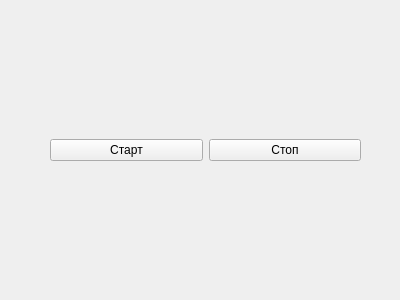
Old version of the form src/gui/exercises/intervalexercisewidget.ui in the repository TFed555/music_trainer.
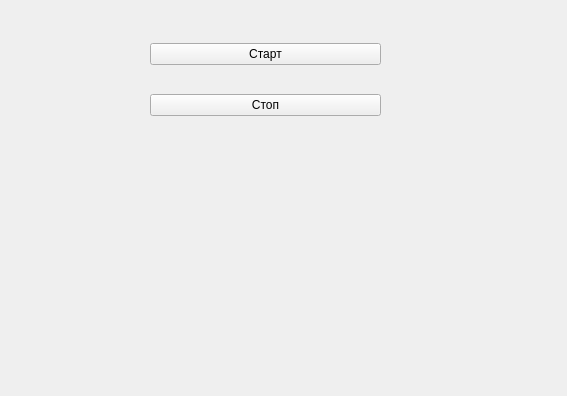
New version of the form.

The edit to the form file:
```diff
--- a/src/gui/exercises/intervalexercisewidget.ui
+++ b/src/gui/exercises/intervalexercisewidget.ui
@@ -6,32 +6,32 @@
    <rect>
     <x>0</x>
     <y>0</y>
-    <width>400</width>
-    <height>300</height>
+    <width>567</width>
+    <height>396</height>
    </rect>
   </property>
   <property name="windowTitle">
    <string>Form</string>
   </property>
-  <widget class="QWidget" name="horizontalLayoutWidget">
+  <widget class="QWidget" name="verticalLayoutWidget">
    <property name="geometry">
     <rect>
-     <x>50</x>
-     <y>110</y>
-     <width>311</width>
-     <height>80</height>
+     <x>150</x>
+     <y>20</y>
+     <width>231</width>
+     <height>121</height>
     </rect>
    </property>
-   <layout class="QHBoxLayout" name="horizontalLayout">
+   <layout class="QVBoxLayout" name="verticalLayout">
     <item>
-     <widget class="QPushButton" name="stopBtn">
+     <widget class="QPushButton" name="startBtn">
       <property name="text">
        <string>Старт</string>
       </property>
      </widget>
     </item>
     <item>
-     <widget class="QPushButton" name="playBtn">
+     <widget class="QPushButton" name="stopBtn">
       <property name="text">
        <string>Стоп</string>
       </property>
@@ -39,6 +39,17 @@
     </item>
    </layout>
   </widget>
+  <widget class="QWidget" name="horizontalLayoutWidget">
+   <property name="geometry">
+    <rect>
+     <x>30</x>
+     <y>180</y>
+     <width>491</width>
+     <height>191</height>
+    </rect>
+   </property>
+   <layout class="QHBoxLayout" name="horizontalLayout"/>
+  </widget>
  </widget>
  <resources/>
  <connections/>
```
